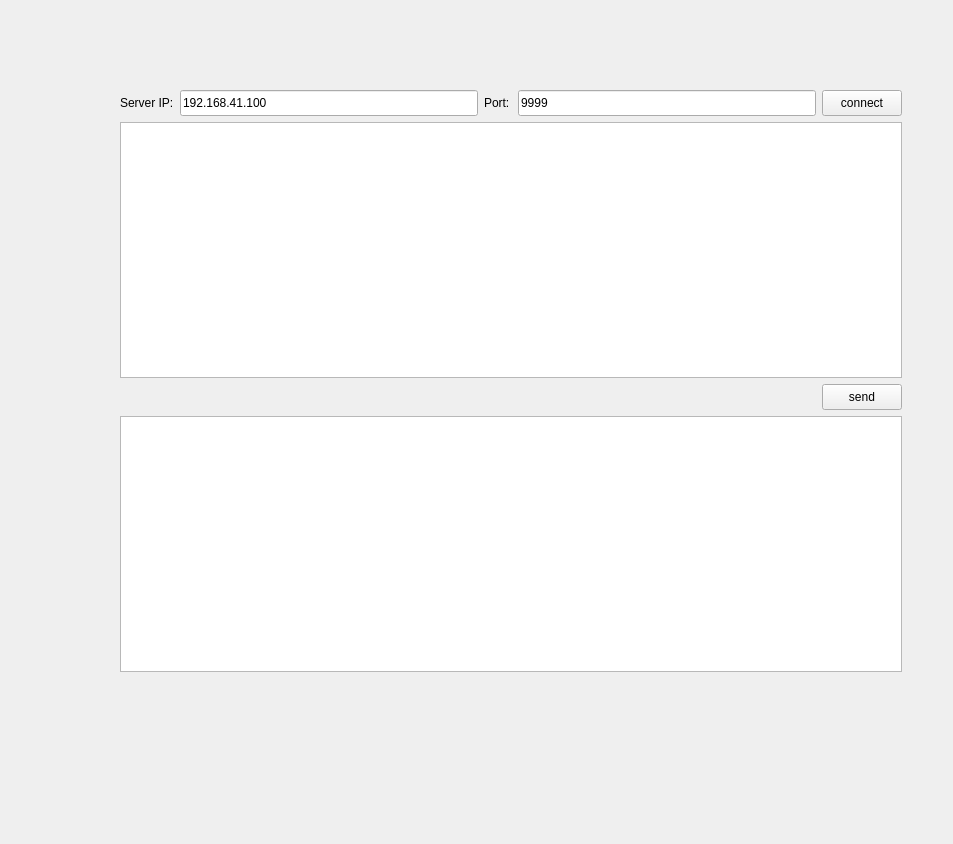
First picture: the form in code/patientchattool.ui, repository laonuo2004/cpp-qt-medical-system, before the edit.
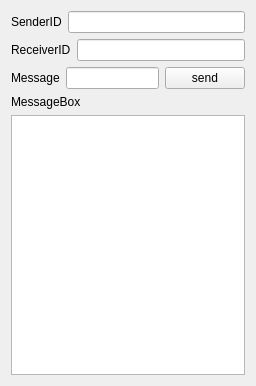
Second picture: the form after the edit.

What changed in the file:
```diff
--- a/code/patientchattool.ui
+++ b/code/patientchattool.ui
@@ -6,111 +6,86 @@
    <rect>
     <x>0</x>
     <y>0</y>
-    <width>953</width>
-    <height>844</height>
+    <width>256</width>
+    <height>386</height>
    </rect>
   </property>
   <property name="windowTitle">
    <string>Form</string>
   </property>
-  <widget class="QTextEdit" name="tips">
-   <property name="geometry">
-    <rect>
-     <x>120</x>
-     <y>122</y>
-     <width>782</width>
-     <height>256</height>
-    </rect>
-   </property>
-  </widget>
-  <widget class="QLabel" name="label">
-   <property name="geometry">
-    <rect>
-     <x>120</x>
-     <y>90</y>
-     <width>54</width>
-     <height>26</height>
-    </rect>
-   </property>
-   <property name="text">
-    <string>Server IP:</string>
-   </property>
-  </widget>
-  <widget class="QLineEdit" name="serverIP">
-   <property name="geometry">
-    <rect>
-     <x>180</x>
-     <y>90</y>
-     <width>298</width>
-     <height>26</height>
-    </rect>
-   </property>
-   <property name="text">
-    <string>192.168.41.100</string>
-   </property>
-  </widget>
-  <widget class="QTextEdit" name="message">
-   <property name="geometry">
-    <rect>
-     <x>120</x>
-     <y>416</y>
-     <width>782</width>
-     <height>256</height>
-    </rect>
-   </property>
-  </widget>
-  <widget class="QPushButton" name="connectServerBtn">
-   <property name="geometry">
-    <rect>
-     <x>822</x>
-     <y>90</y>
-     <width>80</width>
-     <height>26</height>
-    </rect>
-   </property>
-   <property name="text">
-    <string>connect</string>
-   </property>
-  </widget>
-  <widget class="QLineEdit" name="serverPort">
-   <property name="geometry">
-    <rect>
-     <x>518</x>
-     <y>90</y>
-     <width>298</width>
-     <height>26</height>
-    </rect>
-   </property>
-   <property name="text">
-    <string>9999</string>
-   </property>
-  </widget>
-  <widget class="QLabel" name="label_2">
-   <property name="geometry">
-    <rect>
-     <x>484</x>
-     <y>90</y>
-     <width>28</width>
-     <height>26</height>
-    </rect>
-   </property>
-   <property name="text">
-    <string>Port:</string>
-   </property>
-  </widget>
-  <widget class="QPushButton" name="SendBtn">
-   <property name="geometry">
-    <rect>
-     <x>822</x>
-     <y>384</y>
-     <width>80</width>
-     <height>26</height>
-    </rect>
-   </property>
-   <property name="text">
-    <string>send</string>
-   </property>
-  </widget>
+  <layout class="QGridLayout" name="gridLayout">
+   <item row="0" column="0">
+    <layout class="QVBoxLayout" name="verticalLayout_3">
+     <item>
+      <layout class="QVBoxLayout" name="verticalLayout">
+       <item>
+        <layout class="QHBoxLayout" name="horizontalLayout_3">
+         <item>
+          <widget class="QLabel" name="label">
+           <property name="text">
+            <string>SenderID</string>
+           </property>
+          </widget>
+         </item>
+         <item>
+          <widget class="QLineEdit" name="senderID"/>
+         </item>
+        </layout>
+       </item>
+       <item>
+        <layout class="QHBoxLayout" name="horizontalLayout">
+         <item>
+          <widget class="QLabel" name="label_2">
+           <property name="text">
+            <string>ReceiverID</string>
+           </property>
+          </widget>
+         </item>
+         <item>
+          <widget class="QLineEdit" name="ReceiverID"/>
+         </item>
+        </layout>
+       </item>
+       <item>
+        <layout class="QHBoxLayout" name="horizontalLayout_2">
+         <item>
+          <widget class="QLabel" name="label_3">
+           <property name="text">
+            <string>Message</string>
+           </property>
+          </widget>
+         </item>
+         <item>
+          <widget class="QLineEdit" name="Message"/>
+         </item>
+         <item>
+          <widget class="QPushButton" name="SendBtn">
+           <property name="text">
+            <string>send</string>
+           </property>
+          </widget>
+         </item>
+        </layout>
+       </item>
+      </layout>
+     </item>
+     <item>
+      <layout class="QVBoxLayout" name="verticalLayout_2">
+       <item>
+        <widget class="QLabel" name="label_4">
+         <property name="text">
+          <string>MessageBox</string>
+         </property>
+        </widget>
+       </item>
+       <item>
+        <widget class="QTextEdit" name="MessageBox"/>
+       </item>
+      </layout>
+     </item>
+    </layout>
+   </item>
+  </layout>
  </widget>
  <resources/>
  <connections/>
```
